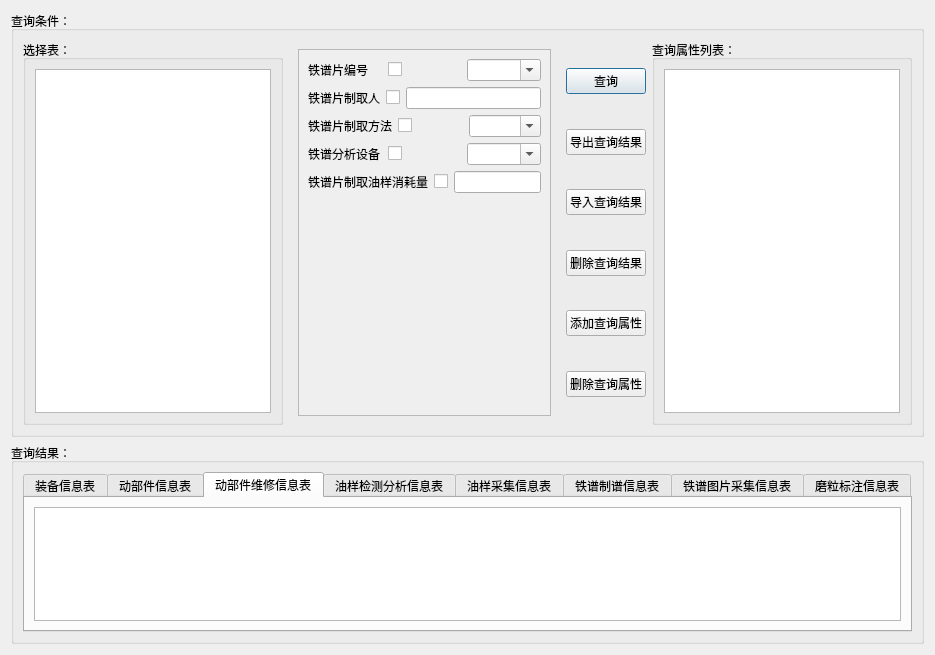
Qt form advancesearchdlg.ui (WooodHead/labelling3) before a commit.
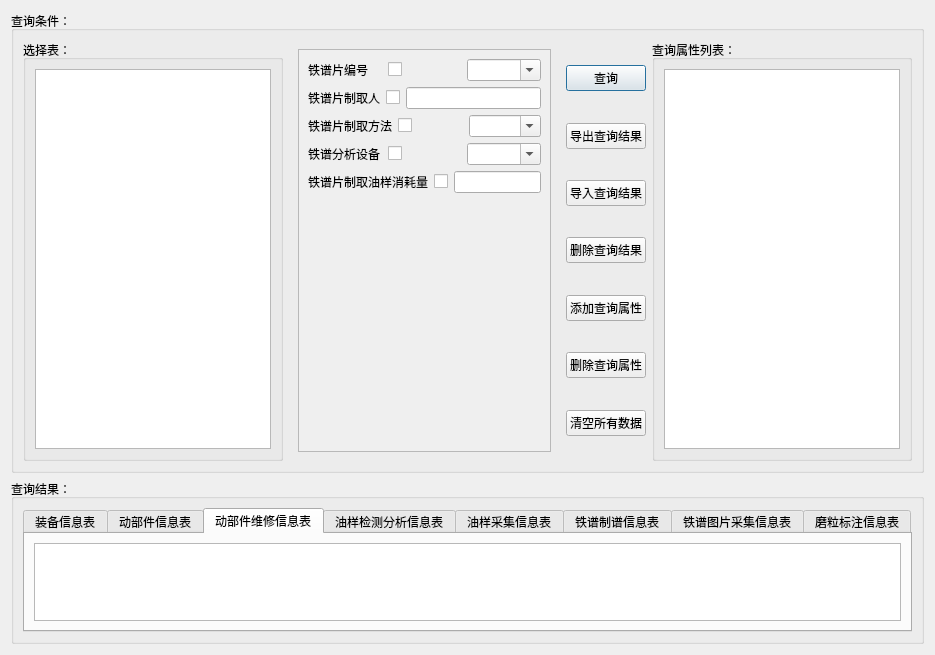
The same form after that commit.

Patch:
```diff
--- a/advancesearchdlg.ui
+++ b/advancesearchdlg.ui
@@ -1543,7 +1543,7 @@
                <x>0</x>
                <y>0</y>
                <width>271</width>
-               <height>391</height>
+               <height>429</height>
               </rect>
              </property>
              <layout class="QVBoxLayout" name="verticalLayout_6">
@@ -2412,6 +2412,26 @@
           </property>
          </spacer>
         </item>
+        <item>
+         <widget class="QPushButton" name="delAllButton">
+          <property name="text">
+           <string>清空所有数据</string>
+          </property>
+         </widget>
+        </item>
+        <item>
+         <spacer name="verticalSpacer_12">
+          <property name="orientation">
+           <enum>Qt::Vertical</enum>
+          </property>
+          <property name="sizeHint" stdset="0">
+           <size>
+            <width>20</width>
+            <height>40</height>
+           </size>
+          </property>
+         </spacer>
+        </item>
        </layout>
       </item>
       <item>
```
